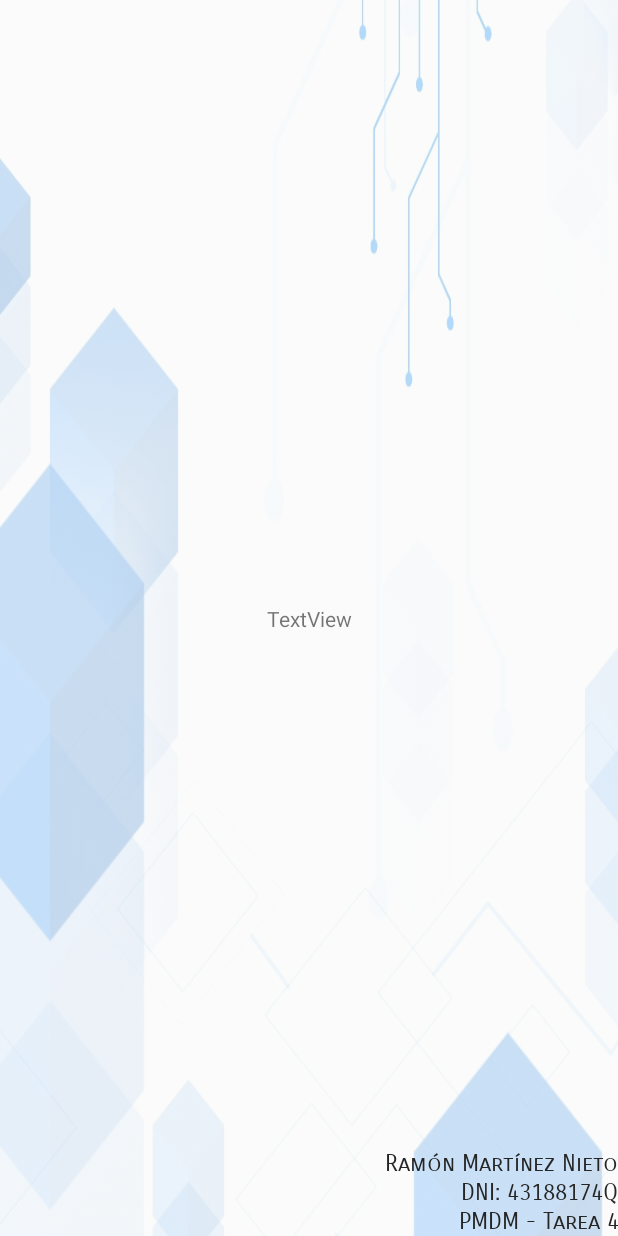
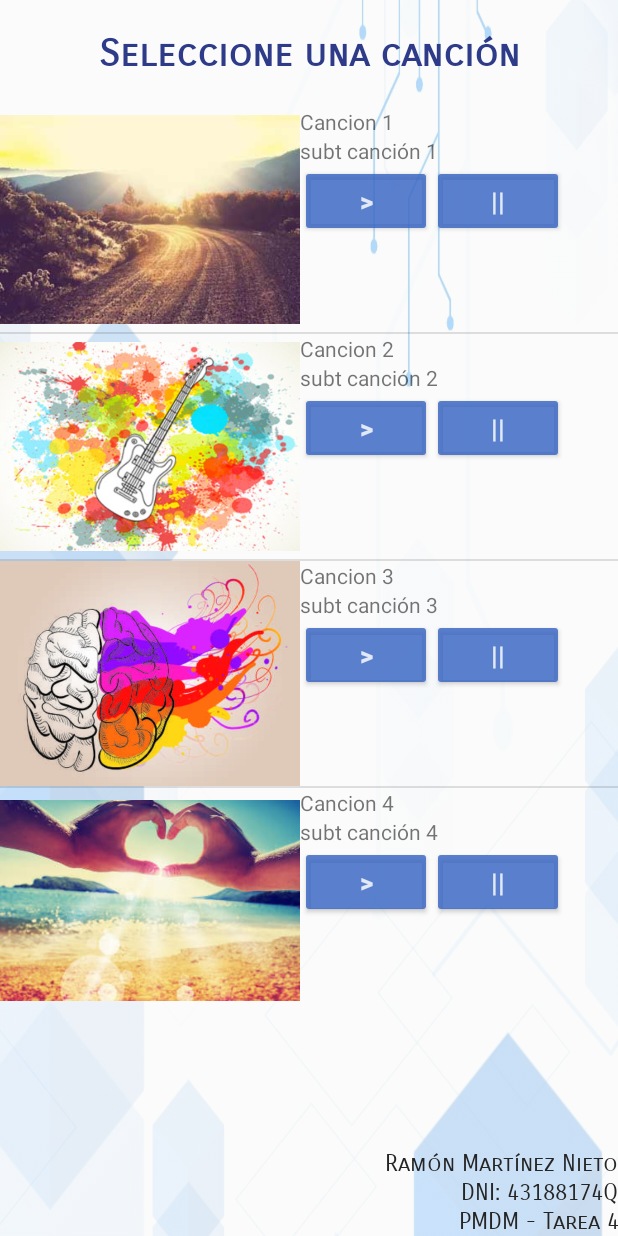
Before and after one commit to RamonMartinezNieto/ElGranReproductor, an Android app: the activity_musica_ejemplo screen opened directly, with no data from a screen before it, on a phone screen of 412 x 824 dp. Run offline under Robolectric (Android 15) with nearby library versions, the light colour scheme and no system bars.

Commit message:
Adaptador ok (todo onPause/onDestroy), layout musica ejemplo ok

```diff
--- a/app/src/main/AndroidManifest.xml
+++ b/app/src/main/AndroidManifest.xml
@@ -11,7 +11,8 @@
         android:roundIcon="@mipmap/ic_launcher_round"
         android:supportsRtl="true"
         android:theme="@style/AppTheme">
-        <activity android:name=".music.activity_musica_ejemplo"></activity>
+        <activity android:name=".music.activity_musica_seleccion"></activity>
+        <activity android:name=".music.activity_musica_ejemplo" />
         <activity android:name=".video.reproductor_video_seleccion" />
         <activity android:name=".video.reproductor_video_ejemplo" />
         <activity android:name=".music.opciones_reproducir_musica" />
--- a/app/src/main/java/com/foc/reproductorvideo/music/cancion.java
+++ b/app/src/main/java/com/foc/reproductorvideo/music/Cancion.java
@@ -3,14 +3,14 @@ package com.foc.reproductorvideo.music;
 /**
  * Clase para las canciones (se usa para las canciones de ejemplo)
  */
-public class cancion {
+public class Cancion {
 
     String titulo;
     String subtitulo;
     int idCancion;
     int idMiniatura;
 
-    public cancion(String titulo, String subtitulo, int idCancion, int idMiniatura) {
+    public Cancion(String titulo, String subtitulo, int idCancion, int idMiniatura) {
         this.titulo = titulo;
         this.subtitulo = subtitulo;
         this.idCancion = idCancion;
--- a/app/src/main/java/com/foc/reproductorvideo/music/activity_musica_ejemplo.java
+++ b/app/src/main/java/com/foc/reproductorvideo/music/activity_musica_ejemplo.java
@@ -1,22 +1,46 @@
 package com.foc.reproductorvideo.music;
 
 import androidx.appcompat.app.AppCompatActivity;
+import android.os.Bundle;
+import android.util.Log;
+import android.view.View;
+import android.widget.AdapterView;
+import android.widget.ListView;
+import android.widget.Toast;
+import android.widget.ToggleButton;
 
-import android.os.Bundle;
+import java.util.ArrayList;
+
+import com.foc.reproductorvideo.R;
+import com.foc.reproductorvideo.music.Cancion;
+
+public class activity_musica_ejemplo extends AppCompatActivity  {
 
 
-import com.foc.reproductorvideo.R;
+    ListView lvListaMusica;
 
-public class activity_musica_ejemplo extends AppCompatActivity  {
 
     @Override
     protected void onCreate(Bundle savedInstanceState) {
         super.onCreate(savedInstanceState);
         setContentView(R.layout.activity_musica_ejemplo);
 
-    }
+        lvListaMusica = (ListView) findViewById(R.id.listViewEjemplos);
+
+
+        ArrayList<Cancion> listaCanciones = new ArrayList<>();
+        listaCanciones.add(new Cancion("Cancion 1","subt canción 1", R.raw.cancion1, R.drawable.cancion1 ));
+        listaCanciones.add(new Cancion("Cancion 2","subt canción 2", R.raw.cancion2, R.drawable.cancion2 ));
+        listaCanciones.add(new Cancion("Cancion 3","subt canción 3", R.raw.cancion3, R.drawable.cancion3 ));
+        listaCanciones.add(new Cancion("Cancion 4","subt canción 4", R.raw.cancion4, R.drawable.cancion5 ));
+
+        adaptador_musica_ejemplo ame = new adaptador_musica_ejemplo(this, listaCanciones);
+        //Nota, el ListView pierde el foco y lo ganan los botones de reproducción
+        lvListaMusica.setAdapter(ame);
 
 
 
 
+    }
+
 }
--- a/app/src/main/java/com/foc/reproductorvideo/music/adaptador_musica_ejemplo.java
+++ b/app/src/main/java/com/foc/reproductorvideo/music/adaptador_musica_ejemplo.java
@@ -1,18 +1,23 @@
 package com.foc.reproductorvideo.music;
 
 import android.content.Context;
+import android.media.MediaPlayer;
 import android.net.Uri;
+import android.util.Log;
 import android.view.LayoutInflater;
 import android.view.View;
 import android.view.ViewGroup;
 import android.widget.BaseAdapter;
+import android.widget.Button;
 import android.widget.ImageView;
 import android.widget.TextView;
+import android.widget.Toast;
+
+import java.io.IOException;
+import java.util.ArrayList;
 
 import com.foc.reproductorvideo.R;
 
-
-import java.util.ArrayList;
 
 
 /**
@@ -28,10 +33,17 @@ import java.util.ArrayList;
 public class adaptador_musica_ejemplo extends BaseAdapter {
 
     private Context contexto;
-    private ArrayList<cancion> miMusica;
+    private ArrayList<Cancion> miMusica;
+
+    Button btPlayMusica;
+    MediaPlayer mediaplayer;
+    Button btStopMusica;
+
+    int idCancionPausada;
+    int idCancionPlayed;
 
     //Constructor del adaptador
-    public adaptador_musica_ejemplo(Context c, ArrayList<cancion> listaCanciones){
+    public adaptador_musica_ejemplo(Context c, ArrayList<Cancion> listaCanciones){
         this.contexto = c;
         this.miMusica = listaCanciones;
     }
@@ -70,13 +82,10 @@ public class adaptador_musica_ejemplo extends BaseAdapter {
 
         //extraigo los datos (esto es por cada iteración)
         String tituloActual = miMusica.get(posicion).getTitulo();
-        int idCancion = miMusica.get(posicion).getIdCancion();
+        final int idCancion = miMusica.get(posicion).getIdCancion();
         int idMiniatura = miMusica.get(posicion).getIdMiniatura();
         String subtitulo = miMusica.get(posicion).getSubtitulo();
 
-
-        //cargar canción
-        String pathVideoFileMuestra = "android.resource://com.foc.reproductorvideo/" + idCancion;
 
         //Busco el textView que hay en mi layout personalizado y el VideoView
         TextView tvTituloCancion = v.findViewById(R.id.textViewTitulo);
@@ -88,13 +97,68 @@ public class adaptador_musica_ejemplo extends BaseAdapter {
         tvTituloCancion.setText(tituloActual);
         tvSubtituloCancion.setText(subtitulo);
 
-        //todo- como seteo la imagen?
-        ivMiniatura.setImageResource(R.drawable.cancion1);
+        //cargo la imagen en el ImageView a través de setImageResource con el id pasado
+        ivMiniatura.setImageResource(idMiniatura);
+
+        //Cargo el toggleButton y le asigno un listener para el botón (ojo que es para cada botón)
+        btPlayMusica = (Button) v.findViewById(R.id.buttonPlayMusic);
+        btPlayMusica.setOnClickListener(new View.OnClickListener() {
+            @Override
+            public void onClick(View v) {
+                //cargar canción
+                String pathMusicaFileMuestra = "android.resource://com.foc.reproductorvideo/" + idCancion;
+
+                if (idCancionPausada == idCancion) {
+
+                    mediaplayer.start();
+
+                } else {
+
+                    if (mediaplayer == null) {
+                        mediaplayer = new MediaPlayer();
+                    } else {
+
+                        //Paro y vuelvo al estado Idle
+                        mediaplayer.stop();
+                        mediaplayer.reset();
+                    }
+
+                    try {
+                        //Indico la dirección del recurso
+                        mediaplayer.setDataSource(v.getContext(), Uri.parse(pathMusicaFileMuestra));
+                        mediaplayer.prepare();
+
+                    } catch (IOException ioe) {
+                        Log.e("IOExceptionMusic", "error al cargar el archivo de música");
+                    }
+
+                    idCancionPlayed = idCancion;
+                    idCancionPausada = 0;
+                    mediaplayer.start();
+                }
+            }
+        });
 
 
-        //todo - aquí va el código de reproducción
+        btStopMusica = (Button) v.findViewById(R.id.buttonPauseMusic);
+        btStopMusica.setOnClickListener(new View.OnClickListener(){
+            @Override
+            public void onClick(View v){
+                if(mediaplayer != null){
+                    if(mediaplayer.isPlaying() && idCancionPlayed == idCancion){
+                        mediaplayer.pause();
+                        idCancionPausada = idCancion;
+                    }
+                }
+
+            }
+        });
+
+
+        //TODO TENGO QUE PONER UN ON DESTROY // ON PAUSE !!!!!!!!!!
 
         //devuelvo la vista
         return v;
     }
+
 }
--- a/app/src/main/java/com/foc/reproductorvideo/video/video.java
+++ b/app/src/main/java/com/foc/reproductorvideo/video/Video.java
@@ -6,15 +6,15 @@ package com.foc.reproductorvideo.video;
  * Tarea 4
  */
 /**
- * Clase video al que se le asigna un id (se le pasa como R.raw.videoX
+ * Clase Video al que se le asigna un id (se le pasa como R.raw.videoX
  * y un nombre que será el título
  */
-public class video {
+public class Video {
 
     private int idVideo;
     private String nombre;
 
-    public video(String nombre, int idVideo){
+    public Video(String nombre, int idVideo){
         this.idVideo = idVideo;
         this.nombre = nombre;
     }
--- a/app/src/main/java/com/foc/reproductorvideo/video/adaptador_videos_ejemplo.java
+++ b/app/src/main/java/com/foc/reproductorvideo/video/adaptador_videos_ejemplo.java
@@ -26,10 +26,10 @@ public class adaptador_videos_ejemplo extends BaseAdapter {
 
     private Context contexto;
     private int layout;
-    private ArrayList<video> misVideos;
+    private ArrayList<Video> misVideos;
 
     //Constructor del adaptador
-    public adaptador_videos_ejemplo(Context c, int layout, ArrayList<video> listaVideos){
+    public adaptador_videos_ejemplo(Context c, int layout, ArrayList<Video> listaVideos){
         this.contexto = c;
         this.layout = layout;
         this.misVideos = listaVideos;
@@ -72,7 +72,7 @@ public class adaptador_videos_ejemplo extends BaseAdapter {
         int idVideo = misVideos.get(posicion).getIdVideo();
 
         //Construyo el Path del mp4 como recurso al que adjuntaré el int del R.raw.videoX que lo cojo
-        //a través de la clase video
+        //a través de la clase Video
         // Cargar Video principal Path del mp4 como recurso
         String pathVideoFileMuestra = "android.resource://com.foc.reproductorvideo/" + idVideo;
 
--- a/app/src/main/res/layout-land/activity_musica_ejemplo.xml
+++ b/app/src/main/res/layout-land/activity_musica_ejemplo.xml
@@ -1,6 +1,43 @@
 <?xml version="1.0" encoding="utf-8"?>
-<LinearLayout xmlns:android="http://schemas.android.com/apk/res/android"
-    android:orientation="vertical" android:layout_width="match_parent"
-    android:layout_height="match_parent">
+<androidx.constraintlayout.widget.ConstraintLayout xmlns:android="http://schemas.android.com/apk/res/android"
+    xmlns:app="http://schemas.android.com/apk/res-auto"
+    xmlns:tools="http://schemas.android.com/tools"
+    android:layout_width="match_parent"
+    android:layout_height="match_parent"
+    tools:context=".video.reproductor_video_ejemplo">
 
-</LinearLayout>
+    <include
+        android:id="@+id/include"
+        layout="@layout/imagen_fondo_land" />
+
+    <LinearLayout
+        android:layout_width="match_parent"
+        android:layout_height="match_parent"
+        android:orientation="vertical">
+
+
+        <LinearLayout
+            android:layout_width="wrap_content"
+            android:layout_height="wrap_content"
+            android:orientation="vertical">
+
+            <TextView
+                style="@style/subtitulo"
+                android:text="@string/titulo_video_msuica" />
+
+            <ListView
+                android:id="@+id/listViewEjemplos"
+                android:layout_width="match_parent"
+                android:layout_height="match_parent" />
+
+        </LinearLayout>
+
+    </LinearLayout>
+
+
+    <include
+        layout="@layout/datos_autor"
+        tools:layout_editor_absoluteX="-110dp"
+        tools:layout_editor_absoluteY="78dp" />
+
+</androidx.constraintlayout.widget.ConstraintLayout>
--- a/app/src/main/res/layout-land/activity_reproducir_musica.xml
+++ b/app/src/main/res/layout-land/activity_reproducir_musica.xml
@@ -25,12 +25,12 @@
 
             <Button
                 android:id="@+id/buttonMusicaEjemplo"
-                style="@style/botones_musica_disable"
+                style="@style/botones_musica"
                 android:text="@string/musica_ejemplo" />
 
             <Button
                 android:id="@+id/buttonMusicaSeleccion"
-                style="@style/botones_musica_disable"
+                style="@style/botones_musica"
                 android:text="@string/musica_seleeccion" />
 
             <include layout="@layout/datos_autor"/>
--- a/app/src/main/res/layout/activity_musica_ejemplo.xml
+++ b/app/src/main/res/layout/activity_musica_ejemplo.xml
@@ -10,7 +10,6 @@
         android:id="@+id/include"
         layout="@layout/imagen_fondo" />
 
-    <!--
     <LinearLayout
         android:layout_width="match_parent"
         android:layout_height="match_parent"
@@ -27,27 +26,14 @@
                 android:text="@string/titulo_video_msuica" />
 
             <ListView
-                android:id="@+id/gridViewEjemplos"
+                android:id="@+id/listViewEjemplos"
                 android:layout_width="match_parent"
-                android:layout_height="match_parent"
-                android:numColumns="auto_fit"
-                android:layout_margin="15dp"
-                android:horizontalSpacing="10dp"
-                android:verticalSpacing="10dp"/>
+                android:layout_height="match_parent" />
 
         </LinearLayout>
 
     </LinearLayout>
--->
-    <TextView
-        android:id="@+id/textView"
-        android:layout_width="wrap_content"
-        android:layout_height="wrap_content"
-        android:text="TextView"
-        app:layout_constraintBottom_toBottomOf="parent"
-        app:layout_constraintEnd_toEndOf="parent"
-        app:layout_constraintStart_toStartOf="parent"
-        app:layout_constraintTop_toTopOf="parent" />
+
 
     <include
         layout="@layout/datos_autor"
--- a/app/src/main/res/layout/activity_reproducir_musica.xml
+++ b/app/src/main/res/layout/activity_reproducir_musica.xml
@@ -27,14 +27,13 @@
                 android:id="@+id/buttonMusicaEjemplo"
                 style="@style/botones_musica"
                 android:text="@string/musica_ejemplo"
-
                 />
 
             <Button
                 android:id="@+id/buttonMusicaSeleccion"
-                style="@style/botones_musica_disable"
+                style="@style/botones_musica"
                 android:text="@string/musica_seleeccion"
-                android:enabled="false"/>
+                />
 
             <include layout="@layout/datos_autor"/>
 
--- a/app/src/main/res/layout/adaptador_musica_ejemplos.xml
+++ b/app/src/main/res/layout/adaptador_musica_ejemplos.xml
@@ -7,25 +7,40 @@
 
     <ImageView
         android:id="@+id/imageViewMiniatura"
-        android:layout_width="wrap_content"
-        android:layout_height="wrap_content"
-        android:layout_weight="1"
+        style="@style/imageView_portrait"
         app:srcCompat="@drawable/video_player" />
 
     <LinearLayout
         android:layout_width="match_parent"
         android:layout_height="match_parent"
-        android:orientation="vertical"
-        android:layout_weight="1">
+        android:orientation="vertical">
 
         <TextView
             android:id="@+id/textViewTitulo"
             android:layout_width="match_parent"
-            android:layout_height="wrap_content" />
+            android:layout_height="wrap_content"
+            android:text="Titulo"/>
 
         <TextView
             android:id="@+id/textViewSubtitulo"
             android:layout_width="match_parent"
-            android:layout_height="wrap_content" />
+            android:layout_height="wrap_content"
+            android:text="Subtitulo"/>
+
+        <LinearLayout
+            android:layout_width="match_parent"
+            android:layout_height="match_parent"
+            android:orientation="horizontal">
+
+            <Button
+                android:id="@+id/buttonPlayMusic"
+                style="@style/botones_musica_play" />
+
+            <Button
+                android:id="@+id/buttonPauseMusic"
+                style="@style/botones_musica_pause" />
+        </LinearLayout>
+
+
     </LinearLayout>
 </LinearLayout>
--- a/app/src/main/res/values/styles.xml
+++ b/app/src/main/res/values/styles.xml
@@ -78,23 +78,34 @@
         <item name="android:layout_height">wrap_content</item>
     </style>
 
-    <!-- Botoones que están dissable -->
-    <style name="botones_musica_disable" parent="botones_musica">
-        <item name="android:backgroundTint">#999999</item>
-    </style>
-
     <!-- Botones musica extends botonesPrincipales-->
     <style name="botones_musica" parent="botonesPrincipales">
         <item name="android:drawableRight">@drawable/music_player</item>
     </style>
 
-    <!-- Botones video extends botonesPrincipales-->
+    <style name="botones_musica_play" parent="botonesPrincipales">
+        <item name="android:layout_width">wrap_content</item>
+        <item name="android:height">20dp</item>
+        <item name="android:width">20dp</item>
+        <item name="android:text">></item>
+        <item name="android:gravity">center</item>
+        <item name="android:layout_margin">0dp</item>
+        <item name="android:padding">0dp</item>
+    </style>
+
+
+    <style name="botones_musica_pause" parent="botones_musica_play">
+        <item name="android:text">||</item>
+    </style>
+
+    <!-- Botones Video extends botonesPrincipales-->
     <style name="botones_video" parent="botonesPrincipales">
         <item name="android:drawableRight">@drawable/video_player</item>
     </style>
 
 
-    <!-- Botones video flotantes extends botones_video-->
+
+    <!-- Botones Video flotantes extends botones_video-->
     <style name="botones_video_flotante" parent="botones_video">
         <item name="android:drawableRight">@drawable/video_player</item>
         <item name="android:layout_width">wrap_content</item>
@@ -145,4 +156,13 @@
         <item name="android:layout_alignParentLeft">true</item>
         <item name="android:layout_alignParentRight">true</item>
     </style>
+
+    <style name="imageView_portrait">
+        <item name="android:layout_width">200dp</item>
+        <item name="android:layout_height">150dp</item>
+        <item name="android:layout_margin">0dp</item>
+        <item name="android:padding">0dp</item>
+
+    </style>
+
 </resources>
```
Also changed, not shown: app/src/main/java/com/foc/reproductorvideo/music/activity_musica_seleccion.java (added, +16 -0 lines), app/src/main/java/com/foc/reproductorvideo/music/opciones_reproducir_musica.java (+8 -5 lines), app/src/main/java/com/foc/reproductorvideo/video/reproductor_video_ejemplo.java (+5 -5 lines), app/src/main/res/layout-land/activity_musica_seleccion.xml (added, +11 -0 lines), app/src/main/res/layout/activity_musica_seleccion.xml (added, +28 -0 lines).
